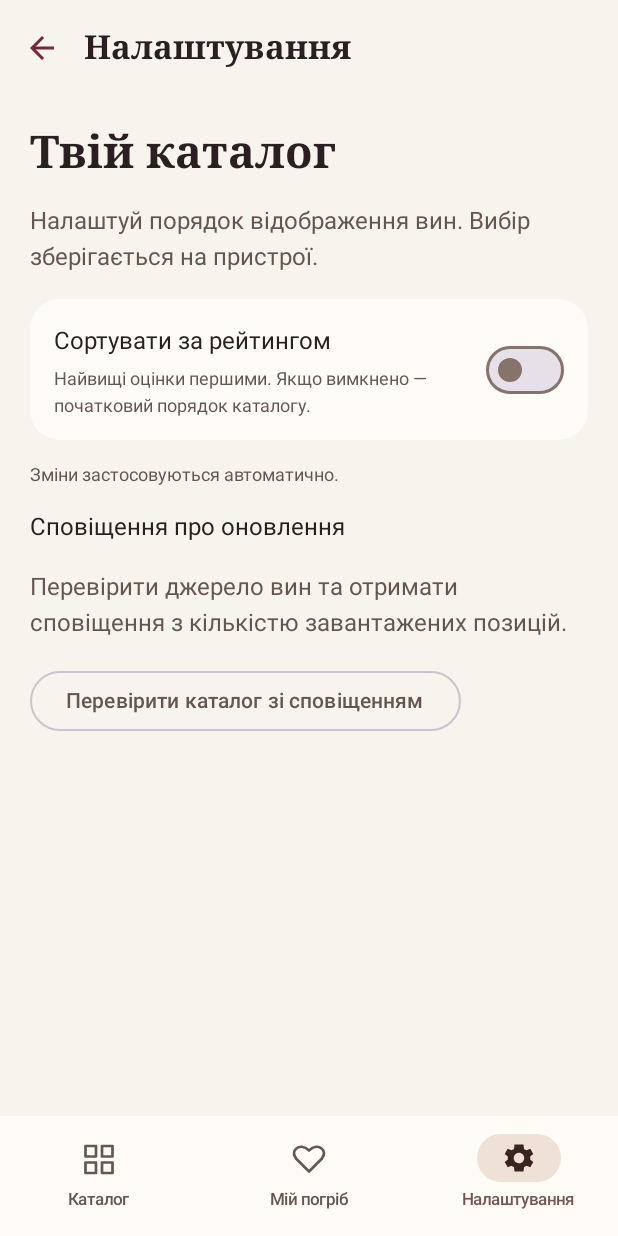
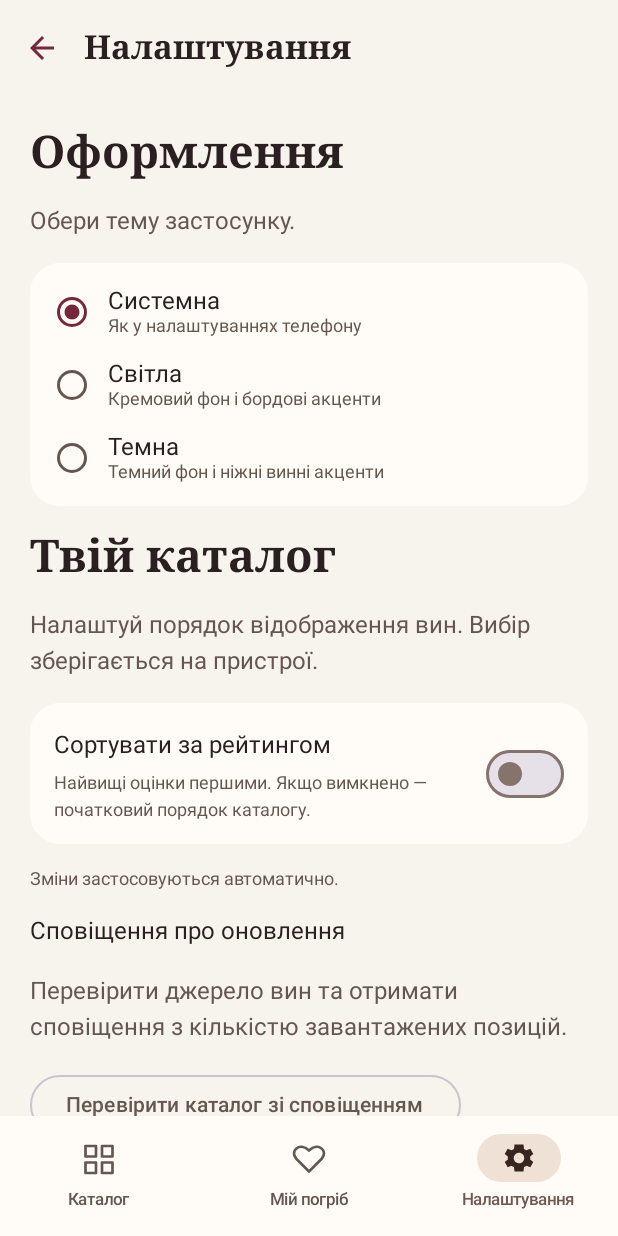
Before and after one commit to kosta223g/WineCard, an Android app built with Jetpack Compose: the screen it shows after launch (MainActivity), item 3 of the bottom bar chosen, on a phone screen of 412 x 824 dp. Run offline under Robolectric (Android 15) with nearby library versions, the phone set to English and light mode, and no system bars.

Commit message:
Лабораторна №13 — вибір теми в налаштуваннях

```diff
--- a/app/src/main/java/com/example/winecard/MainActivity.kt
+++ b/app/src/main/java/com/example/winecard/MainActivity.kt
@@ -5,6 +5,9 @@ import androidx.core.splashscreen.SplashScreen.Companion.installSplashScreen
 import androidx.activity.ComponentActivity
 import androidx.activity.compose.setContent
 import androidx.compose.foundation.background
+import androidx.compose.foundation.isSystemInDarkTheme
+import androidx.compose.runtime.SideEffect
+import androidx.core.view.WindowCompat
 import androidx.compose.foundation.clickable
 import androidx.compose.ui.focus.onFocusChanged
 import androidx.compose.ui.platform.LocalFocusManager
@@ -411,14 +414,30 @@ private fun EmptyWineResults(onRetry: () -> Unit) {
 
 @Composable
 fun WineCardApp() {
-    WineCardTheme {
+    val context = LocalContext.current.applicationContext
+    val settings = remember(context) { WineSettingsRepository(context) }
+    val themeMode by settings.themeMode.collectAsState(initial = WineThemeMode.SYSTEM)
+    val systemDark = isSystemInDarkTheme()
+    val darkTheme = when (themeMode) {
+        WineThemeMode.SYSTEM -> systemDark
+        WineThemeMode.LIGHT -> false
+        WineThemeMode.DARK -> true
+    }
+    val activity = LocalContext.current as? ComponentActivity
+    SideEffect {
+        activity?.window?.let { window ->
+            WindowCompat.getInsetsController(window, window.decorView).apply {
+                isAppearanceLightStatusBars = !darkTheme
+                isAppearanceLightNavigationBars = !darkTheme
+            }
+        }
+    }
+    WineCardTheme(darkTheme = darkTheme) {
         // Activity-scoped ViewModel survives navigation and rotation.
         val catalogViewModel: WineCatalogViewModel = viewModel()
         // Hoisted outside NavHost: retained while the details destination is visible.
         val catalogListState = rememberLazyListState()
         val navController = rememberNavController()
-        val context = LocalContext.current.applicationContext
-        val settings = remember(context) { WineSettingsRepository(context) }
         val sortByRating by settings.sortByRating.collectAsState(initial = null)
         val scope = rememberCoroutineScope()
 
@@ -477,6 +496,8 @@ fun WineCardApp() {
                 composable("settings") {
                     WineSettingsScreen(
                         sortByRating = sortByRating,
+                        themeMode = themeMode,
+                        onThemeChanged = { mode -> scope.launch { settings.setThemeMode(mode) } },
                         onSortChanged = { enabled -> scope.launch { settings.setSortByRating(enabled) } },
                         onBackClick = { navController.popBackStack() }
                     )
--- a/app/src/main/java/com/example/winecard/WineSettingsRepository.kt
+++ b/app/src/main/java/com/example/winecard/WineSettingsRepository.kt
@@ -3,6 +3,7 @@ package com.example.winecard
 import android.content.Context
 import androidx.datastore.preferences.core.booleanPreferencesKey
 import androidx.datastore.preferences.core.stringSetPreferencesKey
+import androidx.datastore.preferences.core.stringPreferencesKey
 import androidx.datastore.preferences.core.edit
 import androidx.datastore.preferences.core.emptyPreferences
 import androidx.datastore.preferences.preferencesDataStore
@@ -15,7 +16,18 @@ import java.io.IOException
 private val Context.wineSettingsDataStore by preferencesDataStore(name = "wine_settings")
 private val SORT_BY_RATING = booleanPreferencesKey("sort_by_rating")
 private val FAVORITE_IDS = stringSetPreferencesKey("favorite_ids")
+private val THEME_MODE = stringPreferencesKey("theme_mode")
 const val DEFAULT_SORT_BY_RATING = false
+
+enum class WineThemeMode(val label: String, val description: String) {
+    SYSTEM("Системна", "Як у налаштуваннях телефону"),
+    LIGHT("Світла", "Кремовий фон і бордові акценти"),
+    DARK("Темна", "Темний фон і ніжні винні акценти");
+
+    companion object {
+        fun fromStored(value: String?): WineThemeMode = entries.firstOrNull { it.name == value } ?: SYSTEM
+    }
+}
 
 class WineSettingsRepository(context: Context) {
     private val store = context.applicationContext.wineSettingsDataStore
@@ -25,6 +37,14 @@ class WineSettingsRepository(context: Context) {
             if (error is IOException) emit(emptyPreferences()) else throw error
         }
         .map { preferences -> preferences[SORT_BY_RATING] ?: DEFAULT_SORT_BY_RATING }
+
+    val themeMode: Flow<WineThemeMode> = store.data
+        .catch { error -> if (error is IOException) emit(emptyPreferences()) else throw error }
+        .map { preferences -> WineThemeMode.fromStored(preferences[THEME_MODE]) }
+
+    suspend fun setThemeMode(mode: WineThemeMode) {
+        store.edit { preferences -> preferences[THEME_MODE] = mode.name }
+    }
 
     val favoriteIds: Flow<Set<Int>> = store.data
         .map { preferences -> preferences[FAVORITE_IDS].orEmpty().mapNotNull { it.toIntOrNull() }.toSet() }
--- a/app/src/main/java/com/example/winecard/WineSettingsScreen.kt
+++ b/app/src/main/java/com/example/winecard/WineSettingsScreen.kt
@@ -1,6 +1,9 @@
 package com.example.winecard
 
 import androidx.compose.foundation.background
+import androidx.compose.foundation.selection.selectable
+import androidx.compose.foundation.selection.selectableGroup
+import androidx.compose.ui.semantics.Role
 import androidx.compose.foundation.verticalScroll
 import androidx.compose.foundation.rememberScrollState
 import androidx.compose.foundation.layout.*
@@ -22,6 +25,8 @@ import androidx.compose.ui.unit.sp
 fun WineSettingsScreen(
     sortByRating: Boolean?,
     onSortChanged: (Boolean) -> Unit,
+    themeMode: WineThemeMode,
+    onThemeChanged: (WineThemeMode) -> Unit,
     onBackClick: () -> Unit
 ) {
     Scaffold(
@@ -42,6 +47,30 @@ fun WineSettingsScreen(
             modifier = Modifier.fillMaxSize().padding(padding).verticalScroll(rememberScrollState()).padding(20.dp),
             verticalArrangement = Arrangement.spacedBy(16.dp)
         ) {
+            Text("Оформлення", color = WineInk, style = MaterialTheme.typography.headlineMedium)
+            Text("Обери тему застосунку.", color = WineMuted)
+            Column(
+                Modifier.fillMaxWidth().clip(RoundedCornerShape(20.dp))
+                    .background(MaterialTheme.colorScheme.surface).selectableGroup().padding(8.dp)
+            ) {
+                WineThemeMode.entries.forEach { mode ->
+                    Row(
+                        Modifier.fillMaxWidth().selectable(
+                            selected = themeMode == mode,
+                            onClick = { onThemeChanged(mode) },
+                            role = Role.RadioButton
+                        ).padding(8.dp),
+                        verticalAlignment = Alignment.CenterVertically,
+                        horizontalArrangement = Arrangement.spacedBy(12.dp)
+                    ) {
+                        RadioButton(selected = themeMode == mode, onClick = null)
+                        Column(Modifier.weight(1f)) {
+                            Text(mode.label, style = MaterialTheme.typography.bodyLarge, color = WineInk)
+                            Text(mode.description, style = MaterialTheme.typography.bodySmall, color = WineMuted)
+                        }
+                    }
+                }
+            }
             Text("Твій каталог", color = WineInk, style = MaterialTheme.typography.headlineMedium)
             Text("Налаштуй порядок відображення вин. Вибір зберігається на пристрої.",
                 color = WineMuted)
```
Also changed, not shown: 2 other files.
